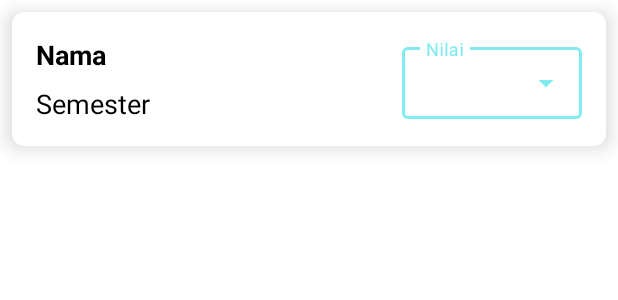
After one commit to Tomjerry12345/KhsMahasiswa, an Android app: the layout item_tambah_nilai_matkul.xml on its own in the app's theme, with its tools: preview values and no code run, on a phone screen of 412 x 824 dp. The commit adds this screen. Shown: the top 300 px of the screen. Run offline under Robolectric (Android 15) with nearby library versions, the phone set to English and light mode, and no system bars.

Commit message:
04/03/2022

```diff
--- a/app/src/main/java/com/khsmahasiswa/model/ModelMatakuliah.kt
+++ b/app/src/main/java/com/khsmahasiswa/model/ModelMatakuliah.kt
@@ -3,6 +3,7 @@ package com.khsmahasiswa.model
 data class ModelMatakuliah(
     val matakuliah: String? = null,
     val namaDosen: String? = null,
-    val nilai: String? = null,
-    val sks: String? = null,
+    var nilai: String? = null,
+    val sks: Int? = null,
+    val semester: String? = null
 )
--- a/app/src/main/java/com/khsmahasiswa/ui/main/admin/AdminActivity.kt
+++ b/app/src/main/java/com/khsmahasiswa/ui/main/admin/AdminActivity.kt
@@ -4,12 +4,13 @@ import androidx.appcompat.app.AppCompatActivity
 import android.os.Bundle
 import androidx.navigation.fragment.NavHostFragment
 import com.khsmahasiswa.R
+import com.khsmahasiswa.utils.local.SavedData
 
 class AdminActivity : AppCompatActivity() {
     override fun onCreate(savedInstanceState: Bundle?) {
         super.onCreate(savedInstanceState)
         setContentView(R.layout.activity_admin)
-
+        SavedData.init(this)
         val navHostFragment = supportFragmentManager.findFragmentById(R.id.nav_host_fragment) as NavHostFragment
         navHostFragment.navController
 
--- a/app/src/main/java/com/khsmahasiswa/ui/main/admin/detailUser/DetailUserFragment.kt
+++ b/app/src/main/java/com/khsmahasiswa/ui/main/admin/detailUser/DetailUserFragment.kt
@@ -16,8 +16,6 @@ class DetailUserFragment : Fragment(R.layout.detail_user_admin_fragment) {
 
     override fun onViewCreated(view: View, savedInstanceState: Bundle?) {
         super.onViewCreated(view, savedInstanceState)
-        SavedData.init(requireActivity())
-
         val binding = DetailUserAdminFragmentBinding.bind(view)
 
         binding.viewModel = viewModel
--- a/app/src/main/java/com/khsmahasiswa/ui/main/admin/home/HomeAdminFragment.kt
+++ b/app/src/main/java/com/khsmahasiswa/ui/main/admin/home/HomeAdminFragment.kt
@@ -37,8 +37,6 @@ class HomeAdminFragment : Fragment(R.layout.home_admin_fragment) {
     override fun onViewCreated(view: View, savedInstanceState: Bundle?) {
         super.onViewCreated(view, savedInstanceState)
 
-        SavedData.init(requireActivity())
-
         val binding = HomeAdminFragmentBinding.bind(view)
         binding.viewModel = viewModel
 
--- a/app/src/main/java/com/khsmahasiswa/ui/main/mahasiswa/home/HomeMahasiswaFragment.kt
+++ b/app/src/main/java/com/khsmahasiswa/ui/main/mahasiswa/home/HomeMahasiswaFragment.kt
@@ -21,13 +21,13 @@ class HomeMahasiswaFragment : Fragment(R.layout.home_mahasiswa_fragment) {
             matakuliah = "Algoritma pemrograman",
             namaDosen = "Pak syafar",
             nilai = "A+",
-            sks = "4"
+            sks = 4
         ),
         ModelMatakuliah(
             matakuliah = "Pemrograman testruktur",
             namaDosen = "Pak ridwan",
             nilai = "B+",
-            sks = "3"
+            sks = 3
         ),
     )
 
--- a/app/src/main/java/com/khsmahasiswa/utils/widget/CustomAlertDialog.kt
+++ b/app/src/main/java/com/khsmahasiswa/utils/widget/CustomAlertDialog.kt
@@ -23,7 +23,7 @@ object CustomAlertDialog {
         val examplesInputDropdown = customAlertDialogView.findViewById<TextInputLayout>(R.id.examplesInputDropdown)
         val examplesDropdown = (examplesInputDropdown.editText as? AutoCompleteTextView)
 
-        val adapter = ArrayAdapter(context, R.layout.examples_custom_list_dropdown, Constant.exampleListDropwdownText)
+        val adapter = ArrayAdapter(context, R.layout.dropdown_custom_layout, Constant.exampleListDropwdownText)
 
         examplesDropdown?.setAdapter(adapter)
 
--- a/app/src/main/res/layout/examples_custom_list_dropdown.xml
+++ b/app/src/main/res/layout/dropdown_custom_layout.xml
@@ -1,4 +1,3 @@
-<?xml version="1.0" encoding="utf-8"?>
 <TextView
     xmlns:android="http://schemas.android.com/apk/res/android"
     android:layout_width="match_parent"
--- /dev/null
+++ b/app/src/main/res/layout/item_tambah_nilai_matkul.xml
@@ -0,0 +1,64 @@
+<?xml version="1.0" encoding="utf-8"?>
+<com.google.android.material.card.MaterialCardView xmlns:android="http://schemas.android.com/apk/res/android"
+    xmlns:tools="http://schemas.android.com/tools"
+    android:layout_width="match_parent"
+    android:layout_height="wrap_content"
+    xmlns:app="http://schemas.android.com/apk/res-auto"
+    android:layout_margin="8dp"
+    app:cardElevation="8dp"
+    app:cardCornerRadius="8dp">
+
+    <androidx.constraintlayout.widget.ConstraintLayout
+        android:layout_width="match_parent"
+        android:layout_height="match_parent"
+        android:padding="16dp">
+
+        <com.google.android.material.textview.MaterialTextView
+            android:id="@+id/mtvNamaMatkul"
+            android:layout_width="0dp"
+            android:layout_height="wrap_content"
+            android:text="Nama"
+            android:textColor="@color/black"
+            android:textSize="18sp"
+            android:textStyle="bold"
+            android:layout_marginEnd="8dp"
+            app:layout_constraintEnd_toStartOf="@+id/dropdownNilai"
+            app:layout_constraintStart_toStartOf="parent"
+            app:layout_constraintTop_toTopOf="parent" />
+
+        <com.google.android.material.textview.MaterialTextView
+            android:id="@+id/mtvSemester"
+            android:layout_width="0dp"
+            android:layout_height="wrap_content"
+            android:layout_marginTop="8dp"
+            android:text="Semester"
+            android:layout_marginEnd="8dp"
+            android:textColor="@color/black"
+            android:textSize="18sp"
+            app:layout_constraintBottom_toBottomOf="parent"
+            app:layout_constraintEnd_toStartOf="@+id/dropdownNilai"
+            app:layout_constraintStart_toStartOf="parent"
+            app:layout_constraintTop_toBottomOf="@+id/mtvNamaMatkul" />
+
+        <com.google.android.material.textfield.TextInputLayout
+            android:id="@+id/dropdownNilai"
+            style="@style/Widget.MaterialComponents.TextInputLayout.OutlinedBox.ExposedDropdownMenu"
+            android:layout_width="120dp"
+            android:layout_height="wrap_content"
+            android:hint="Nilai"
+            app:layout_constraintBottom_toBottomOf="parent"
+            app:layout_constraintEnd_toEndOf="parent"
+            app:layout_constraintTop_toTopOf="parent">
+
+            <AutoCompleteTextView
+                android:layout_width="match_parent"
+                android:layout_height="wrap_content"
+                android:inputType="none"
+                android:padding="8dp"
+                tools:ignore="LabelFor" />
+
+        </com.google.android.material.textfield.TextInputLayout>
+
+    </androidx.constraintlayout.widget.ConstraintLayout>
+
+</com.google.android.material.card.MaterialCardView>
```
Also changed, not shown: app/src/main/java/com/khsmahasiswa/database/firebase/FirebaseDatabase.kt (+19 -0 lines), app/src/main/java/com/khsmahasiswa/model/UserMatkul.kt (added, +7 -0 lines), app/src/main/java/com/khsmahasiswa/ui/adapter/NilaiMatkulAdapter.kt (added, +72 -0 lines), app/src/main/java/com/khsmahasiswa/ui/adapter/TambahNilaiMatkulAdapter.kt (added, +84 -0 lines), app/src/main/java/com/khsmahasiswa/ui/main/admin/detailMatkul/DetailMatkulFragment.kt (+29 -0 lines), app/src/main/java/com/khsmahasiswa/ui/main/admin/detailMatkul/DetailMatkulViewModel.kt (+13 -0 lines), app/src/main/java/com/khsmahasiswa/ui/main/admin/tambahMatkul/TambahMatkulFragment.kt (+37 -0 lines), app/src/main/java/com/khsmahasiswa/ui/main/admin/tambahMatkul/TambahMatkulViewModel.kt (+93 -2 lines), app/src/main/java/com/khsmahasiswa/utils/other/Constant.kt (+15 -0 lines), app/src/main/res/layout/item_nilai_matkul.xml (added, +74 -0 lines), app/src/main/res/layout/tambah_matkul_fragment.xml (+36 -4 lines).
